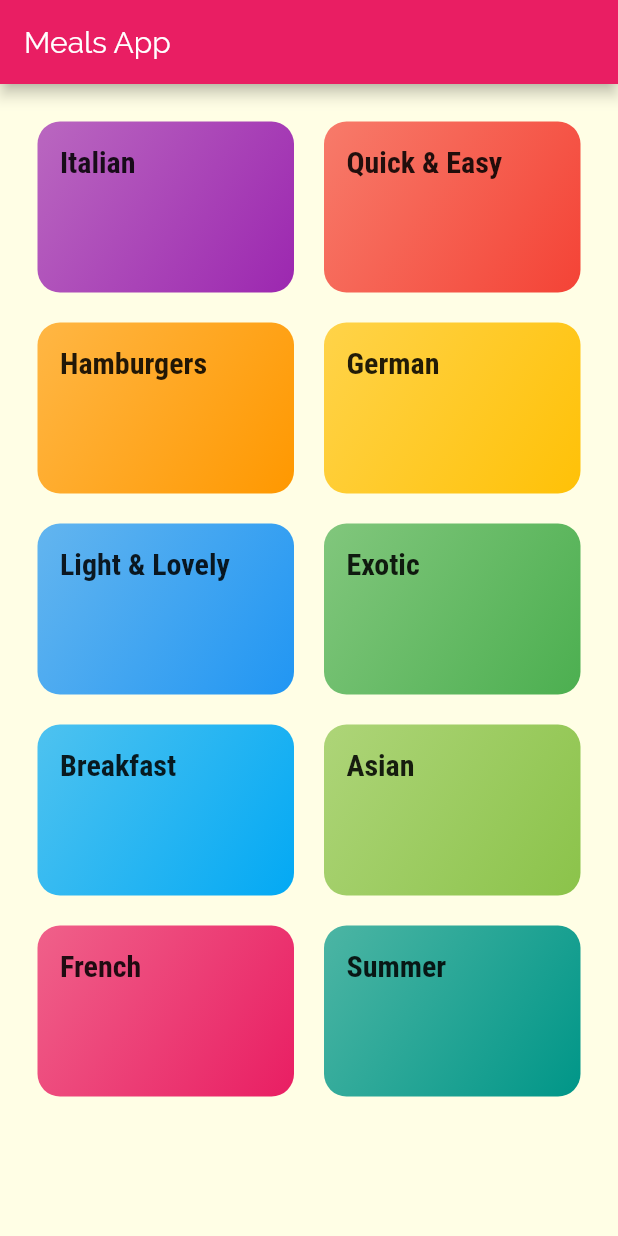
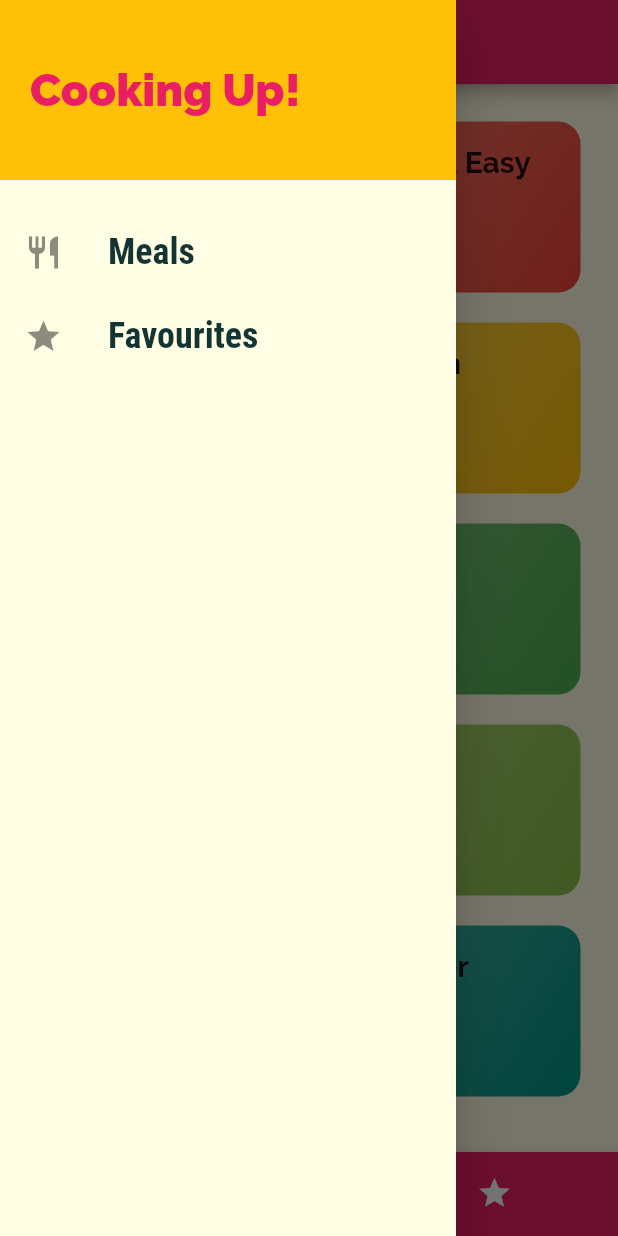
Before and after one commit to akashjindal347/Flutter-Mini-Projects, a Flutter app: the screen it shows after launch, with the side drawer open (before the commit the screen has no drawer), on a phone screen of 412 x 824 dp. Run offline on Flutter 3.47's test engine with Material 2 defaults, Android fonts, the phone set to English and light mode, and no system bars.

Commit message:
added bottomNavigationBar and drawer

```diff
--- a/MealsApp/lib/main.dart
+++ b/MealsApp/lib/main.dart
@@ -1,6 +1,8 @@
 import 'package:MealsApp/screens/categories_screens.dart';
 import 'package:MealsApp/screens/category_meals_screen.dart';
+import 'package:MealsApp/screens/favourite_screen.dart';
 import 'package:MealsApp/screens/meal_detail_screen.dart';
+import 'package:MealsApp/screens/tabs_screen.dart';
 import 'package:flutter/material.dart';
 
 void main() {
@@ -28,7 +30,7 @@ class MyApp extends StatelessWidget {
           ),
           headline6: TextStyle(
             fontSize: 20,
-            fontFamily: 'RobotoCondensed',
+            fontFamily: 'Raleway',
             fontWeight: FontWeight.bold,
           ),
         ),
@@ -37,9 +39,10 @@ class MyApp extends StatelessWidget {
       // home: CategoryScreens(),
       initialRoute: '/',
       routes: {
-        '/': (ctx)=>CategoryScreens(),
+        '/': (ctx)=>TabsScreen(),
         '/category-meals': (ctx)=>CategoryMealsScreen(),
         MealDetailScreen.routeName: (ctx)=>MealDetailScreen(),
+        FavouriteScreen.routeName: (ctx)=>FavouriteScreen(),
       },
       onGenerateRoute: (settings){
         return MaterialPageRoute(builder: (ctx)=>CategoryScreens());
--- a/MealsApp/lib/screens/categories_screens.dart
+++ b/MealsApp/lib/screens/categories_screens.dart
@@ -5,10 +5,7 @@ import 'package:flutter/material.dart';
 class CategoryScreens extends StatelessWidget {
   @override
   Widget build(BuildContext context) {
-    return Scaffold(
-
-      appBar: AppBar(title: const Text("Meals App"),),
-      body: GridView(
+    return GridView(
         padding: const EdgeInsets.all(25),
         gridDelegate: SliverGridDelegateWithMaxCrossAxisExtent(
           maxCrossAxisExtent: 200,
@@ -21,7 +18,7 @@ class CategoryScreens extends StatelessWidget {
               .map((catData) => CategoryItem(catData.id,catData.title, catData.color))
               .toList(),
         ],
-      ),
+
     );
   }
 }
--- /dev/null
+++ b/MealsApp/lib/screens/favourite_screen.dart
@@ -0,0 +1,14 @@
+import 'package:MealsApp/widgets/main_drawer.dart';
+import 'package:flutter/material.dart';
+
+class FavouriteScreen extends StatelessWidget {
+
+  static final routeName = '/favourites';
+  @override
+  Widget build(BuildContext context) {
+
+    return Scaffold(
+      drawer: MainDrawer(),
+      body: Center(child: Text("favourites"),));
+  }
+}
--- /dev/null
+++ b/MealsApp/lib/screens/tabs_screen.dart
@@ -0,0 +1,48 @@
+import 'package:MealsApp/screens/categories_screens.dart';
+import 'package:MealsApp/screens/favourite_screen.dart';
+import 'package:MealsApp/widgets/main_drawer.dart';
+import 'package:flutter/material.dart';
+
+class TabsScreen extends StatefulWidget {
+  @override
+  _TabsScreenState createState() => _TabsScreenState();
+}
+
+class _TabsScreenState extends State<TabsScreen> {
+
+  final List<Map<String,Object>>_pages = [
+
+    {'page':CategoryScreens(),'title':'Categories'},
+    {'page':FavouriteScreen(),'title':'Your Favourites'},
+  ];
+  int _selectedPageIndex = 0;
+
+  void _selectPage(int index)
+  {
+    setState(() {
+      _selectedPageIndex = index;
+    });
+  }
+
+  @override
+  Widget build(BuildContext context) {
+    return Scaffold(
+      appBar: AppBar(
+        title: Text(_pages[_selectedPageIndex]['title']),
+      ),
+      drawer: MainDrawer(),
+      body: _pages[_selectedPageIndex]['page'],
+      bottomNavigationBar: BottomNavigationBar(
+          onTap: _selectPage,
+          backgroundColor: Theme.of(context).primaryColor,
+          unselectedItemColor: Colors.white,
+          selectedItemColor: Theme.of(context).accentColor,
+          currentIndex: _selectedPageIndex,
+          type: BottomNavigationBarType.shifting,
+          items: [
+            BottomNavigationBarItem(backgroundColor: Theme.of(context).primaryColor,icon: Icon(Icons.category),title: Text('Categories'),),
+            BottomNavigationBarItem(backgroundColor: Theme.of(context).primaryColor,icon: Icon(Icons.star),title: Text('Favourites')),
+          ]),
+    );
+  }
+}
--- /dev/null
+++ b/MealsApp/lib/widgets/main_drawer.dart
@@ -0,0 +1,63 @@
+import 'package:MealsApp/screens/favourite_screen.dart';
+import 'package:flutter/material.dart';
+
+class MainDrawer extends StatelessWidget {
+  Widget buildListTile(String title, IconData icon, Function ctx) {
+    return ListTile(
+      leading: Icon(
+        icon,
+        size: 26,
+      ),
+      title: Text(
+        title,
+        style: TextStyle(
+          fontFamily: 'RobotoCondensed',
+          fontSize: 24,
+          fontWeight: FontWeight.bold,
+        ),
+      ),
+      onTap: ctx,
+    );
+  }
+
+  @override
+  Widget build(BuildContext context) {
+    return Drawer(
+      child: Column(
+        children: <Widget>[
+          Container(
+            height: 120,
+            width: double.infinity,
+            padding: EdgeInsets.all(20),
+            alignment: Alignment.centerLeft,
+            color: Theme.of(context).accentColor,
+            child: Text(
+              'Cooking Up!',
+              style: TextStyle(
+                  fontWeight: FontWeight.w900,
+                  fontSize: 30,
+                  color: Theme.of(context).primaryColor),
+            ),
+          ),
+          SizedBox(
+            height: 20,
+          ),
+          buildListTile(
+            'Meals',
+            Icons.restaurant,
+            () {
+              Navigator.of(context).pushReplacementNamed('/');
+            },
+          ),
+          buildListTile(
+            'Favourites',
+            Icons.star,
+            () {
+              Navigator.of(context).pushReplacementNamed(FavouriteScreen.routeName);
+            },
+          ),
+        ],
+      ),
+    );
+  }
+}
```
Also changed, not shown: MealsApp/lib/screens/meal_detail_screen.dart (+73 -4 lines).
